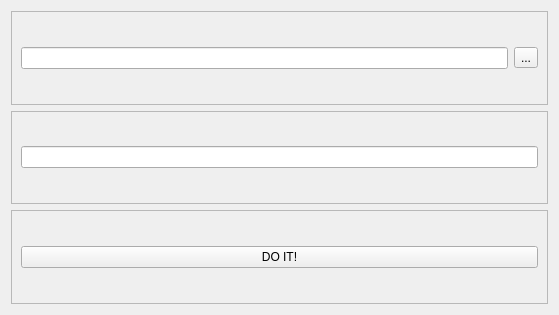
HenrikLinnes/tools, file fancy_tools/tools/shader_assignment/assign_shaders.ui: the form before one commit.
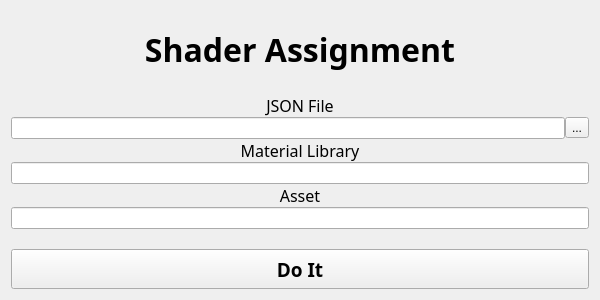
The form after the commit.

Commit message: file structure cleanup improved shader_assignment ui and tool

The edit to the form file:
```diff
--- a/fancy_tools/tools/shader_assignment/assign_shaders.ui
+++ b/fancy_tools/tools/shader_assignment/assign_shaders.ui
@@ -6,26 +6,79 @@
    <rect>
     <x>0</x>
     <y>0</y>
-    <width>559</width>
-    <height>315</height>
+    <width>600</width>
+    <height>300</height>
    </rect>
   </property>
+  <property name="sizePolicy">
+   <sizepolicy hsizetype="Fixed" vsizetype="Fixed">
+    <horstretch>0</horstretch>
+    <verstretch>0</verstretch>
+   </sizepolicy>
+  </property>
+  <property name="minimumSize">
+   <size>
+    <width>600</width>
+    <height>300</height>
+   </size>
+  </property>
+  <property name="maximumSize">
+   <size>
+    <width>600</width>
+    <height>300</height>
+   </size>
+  </property>
   <property name="windowTitle">
    <string>Form</string>
   </property>
   <layout class="QVBoxLayout" name="verticalLayout">
    <item>
-    <widget class="QFrame" name="top_frame">
-     <property name="frameShape">
-      <enum>QFrame::StyledPanel</enum>
-     </property>
-     <property name="frameShadow">
-      <enum>QFrame::Raised</enum>
-     </property>
+    <layout class="QVBoxLayout" name="verticalLayout_2">
+     <item>
+      <widget class="QLabel" name="label">
+       <property name="font">
+        <font>
+         <family>Sitka Small</family>
+         <pointsize>24</pointsize>
+         <weight>75</weight>
+         <bold>true</bold>
+        </font>
+       </property>
+       <property name="text">
+        <string>Shader Assignment</string>
+       </property>
+       <property name="alignment">
+        <set>Qt::AlignCenter</set>
+       </property>
+      </widget>
+     </item>
+     <item>
+      <layout class="QVBoxLayout" name="verticalLayout_4">
+       <property name="spacing">
+        <number>0</number>
+       </property>
+       <property name="bottomMargin">
+        <number>0</number>
+       </property>
+       <item>
+        <widget class="QLabel" name="label_2">
+         <property name="font">
+          <font>
+           <family>Sitka Small</family>
+           <pointsize>12</pointsize>
+          </font>
+         </property>
+         <property name="text">
+          <string>JSON File</string>
+         </property>
+         <property name="alignment">
+          <set>Qt::AlignCenter</set>
+         </property>
+        </widget>
+       </item>
+       <item>
      <layout class="QHBoxLayout" name="horizontalLayout">
       <item>
-       <layout class="QHBoxLayout" name="horizontalLayout_2">
-        <item>
          <widget class="QLineEdit" name="lineEdit_file_path"/>
         </item>
         <item>
@@ -37,52 +90,96 @@
         </item>
        </layout>
       </item>
-     </layout>
-    </widget>
-   </item>
-   <item>
-    <widget class="QFrame" name="mid_frame">
-     <property name="frameShape">
-      <enum>QFrame::StyledPanel</enum>
-     </property>
-     <property name="frameShadow">
-      <enum>QFrame::Raised</enum>
-     </property>
-     <layout class="QVBoxLayout" name="verticalLayout_3">
-      <item>
-       <layout class="QVBoxLayout" name="verticalLayout_2">
+       <item>
+        <widget class="QLabel" name="label_3">
+         <property name="font">
+          <font>
+           <family>Sitka Small</family>
+           <pointsize>12</pointsize>
+          </font>
+         </property>
+         <property name="text">
+          <string>Material Library</string>
+         </property>
+         <property name="alignment">
+          <set>Qt::AlignCenter</set>
+         </property>
+        </widget>
+       </item>
         <item>
          <widget class="QLineEdit" name="lineEdit_matlib"/>
         </item>
-       </layout>
-      </item>
-     </layout>
+       <item>
+        <widget class="QLabel" name="label_4">
+         <property name="font">
+          <font>
+           <family>Sitka Small</family>
+           <pointsize>12</pointsize>
+          </font>
+         </property>
+         <property name="text">
+          <string>Asset</string>
+         </property>
+         <property name="alignment">
+          <set>Qt::AlignCenter</set>
+         </property>
     </widget>
    </item>
    <item>
-    <widget class="QFrame" name="bottom_frame">
-     <property name="frameShape">
-      <enum>QFrame::StyledPanel</enum>
-     </property>
-     <property name="frameShadow">
-      <enum>QFrame::Raised</enum>
-     </property>
-     <layout class="QVBoxLayout" name="verticalLayout_4">
+        <widget class="QLineEdit" name="lineEdit_asset"/>
+       </item>
+       <item>
+        <spacer name="verticalSpacer">
+         <property name="orientation">
+          <enum>Qt::Vertical</enum>
+         </property>
+         <property name="sizeType">
+          <enum>QSizePolicy::Fixed</enum>
+         </property>
+         <property name="sizeHint" stdset="0">
+          <size>
+           <width>1</width>
+           <height>20</height>
+          </size>
+         </property>
+        </spacer>
+       </item>
       <item>
        <widget class="QPushButton" name="pushButton_run">
+         <property name="sizePolicy">
+          <sizepolicy hsizetype="Expanding" vsizetype="Fixed">
+           <horstretch>0</horstretch>
+           <verstretch>0</verstretch>
+          </sizepolicy>
+         </property>
+         <property name="minimumSize">
+          <size>
+           <width>0</width>
+           <height>40</height>
+          </size>
+         </property>
+         <property name="baseSize">
+          <size>
+           <width>0</width>
+           <height>0</height>
+          </size>
+         </property>
+         <property name="font">
+          <font>
+           <family>Sitka Small</family>
+           <pointsize>14</pointsize>
+           <weight>75</weight>
+           <bold>true</bold>
+          </font>
+         </property>
         <property name="text">
-         <string>DO IT!</string>
-        </property>
-        <property name="iconSize">
-         <size>
-          <width>16</width>
-          <height>16</height>
-         </size>
-        </property>
+          <string>Do It</string>
+         </property>
        </widget>
       </item>
      </layout>
-    </widget>
+     </item>
+    </layout>
    </item>
   </layout>
  </widget>
```
Lines whose indentation alone changed are shown as unchanged. The commit also changes 8 other files.
